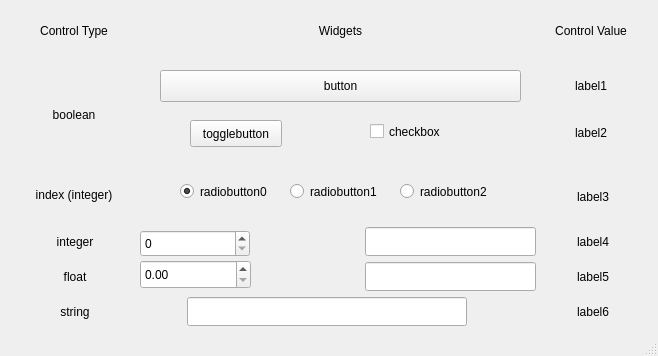
Qt form examples/example3_qt4.ui (fabriziop/avc) before a commit.
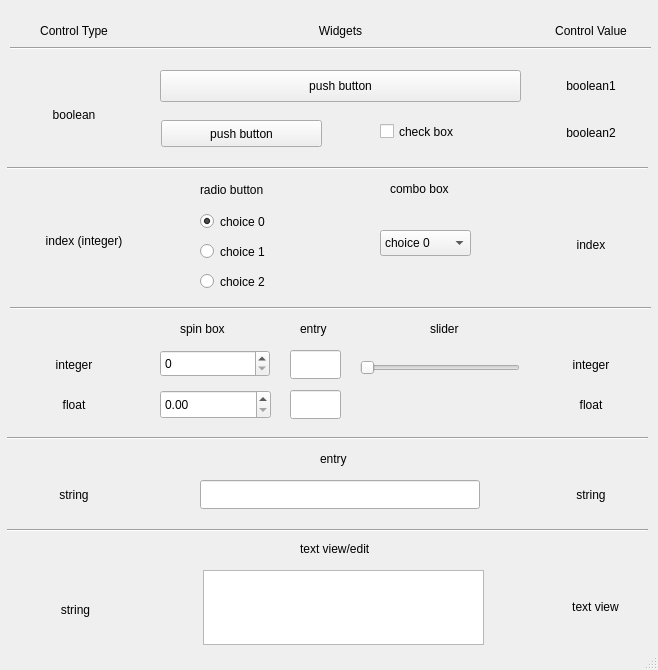
The same form after that commit.

Commit message: * Added new widgets: combo box, slider, status bar (GTK+ only), text view/edit.

Patch:
```diff
--- a/examples/example3_qt4.ui
+++ b/examples/example3_qt4.ui
@@ -7,102 +7,13 @@
     <x>0</x>
     <y>0</y>
     <width>658</width>
-    <height>356</height>
+    <height>670</height>
    </rect>
   </property>
   <property name="windowTitle" >
    <string>AVC Qt4 example 3</string>
   </property>
   <widget class="QWidget" name="centralwidget" >
-   <widget class="QLabel" name="textLabel8" >
-    <property name="geometry" >
-     <rect>
-      <x>21</x>
-      <y>297</y>
-      <width>108</width>
-      <height>29</height>
-     </rect>
-    </property>
-    <property name="text" >
-     <string>string</string>
-    </property>
-    <property name="alignment" >
-     <set>Qt::AlignCenter</set>
-    </property>
-    <property name="wordWrap" >
-     <bool>false</bool>
-    </property>
-   </widget>
-   <widget class="QLabel" name="boolean2__label" >
-    <property name="geometry" >
-     <rect>
-      <x>540</x>
-      <y>120</y>
-      <width>102</width>
-      <height>26</height>
-     </rect>
-    </property>
-    <property name="text" >
-     <string>label2</string>
-    </property>
-    <property name="alignment" >
-     <set>Qt::AlignCenter</set>
-    </property>
-    <property name="wordWrap" >
-     <bool>false</bool>
-    </property>
-   </widget>
-   <widget class="QLabel" name="textLabel5" >
-    <property name="geometry" >
-     <rect>
-      <x>20</x>
-      <y>170</y>
-      <width>108</width>
-      <height>49</height>
-     </rect>
-    </property>
-    <property name="text" >
-     <string>index (integer)</string>
-    </property>
-    <property name="alignment" >
-     <set>Qt::AlignCenter</set>
-    </property>
-    <property name="wordWrap" >
-     <bool>false</bool>
-    </property>
-   </widget>
-   <widget class="QLabel" name="radio__label" >
-    <property name="geometry" >
-     <rect>
-      <x>542</x>
-      <y>172</y>
-      <width>102</width>
-      <height>49</height>
-     </rect>
-    </property>
-    <property name="text" >
-     <string>label3</string>
-    </property>
-    <property name="alignment" >
-     <set>Qt::AlignCenter</set>
-    </property>
-    <property name="wordWrap" >
-     <bool>false</bool>
-    </property>
-   </widget>
-   <widget class="QCheckBox" name="boolean2" >
-    <property name="geometry" >
-     <rect>
-      <x>370</x>
-      <y>120</y>
-      <width>90</width>
-      <height>23</height>
-     </rect>
-    </property>
-    <property name="text" >
-     <string>checkbox</string>
-    </property>
-   </widget>
    <widget class="QLabel" name="textLabel1" >
     <property name="geometry" >
      <rect>
@@ -122,82 +33,6 @@
      <bool>false</bool>
     </property>
    </widget>
-   <widget class="QLabel" name="string__label" >
-    <property name="geometry" >
-     <rect>
-      <x>542</x>
-      <y>297</y>
-      <width>102</width>
-      <height>29</height>
-     </rect>
-    </property>
-    <property name="text" >
-     <string>label6</string>
-    </property>
-    <property name="alignment" >
-     <set>Qt::AlignCenter</set>
-    </property>
-    <property name="wordWrap" >
-     <bool>false</bool>
-    </property>
-   </widget>
-   <widget class="QLabel" name="integer__label" >
-    <property name="geometry" >
-     <rect>
-      <x>542</x>
-      <y>227</y>
-      <width>102</width>
-      <height>29</height>
-     </rect>
-    </property>
-    <property name="text" >
-     <string>label4</string>
-    </property>
-    <property name="alignment" >
-     <set>Qt::AlignCenter</set>
-    </property>
-    <property name="wordWrap" >
-     <bool>false</bool>
-    </property>
-   </widget>
-   <widget class="QLabel" name="textLabel6" >
-    <property name="geometry" >
-     <rect>
-      <x>21</x>
-      <y>227</y>
-      <width>108</width>
-      <height>29</height>
-     </rect>
-    </property>
-    <property name="text" >
-     <string>integer</string>
-    </property>
-    <property name="alignment" >
-     <set>Qt::AlignCenter</set>
-    </property>
-    <property name="wordWrap" >
-     <bool>false</bool>
-    </property>
-   </widget>
-   <widget class="QLabel" name="boolean1__label" >
-    <property name="geometry" >
-     <rect>
-      <x>540</x>
-      <y>70</y>
-      <width>102</width>
-      <height>32</height>
-     </rect>
-    </property>
-    <property name="text" >
-     <string>label1</string>
-    </property>
-    <property name="alignment" >
-     <set>Qt::AlignCenter</set>
-    </property>
-    <property name="wordWrap" >
-     <bool>false</bool>
-    </property>
-   </widget>
    <widget class="QLabel" name="textLabel2" >
     <property name="geometry" >
      <rect>
@@ -236,19 +71,6 @@
      <bool>false</bool>
     </property>
    </widget>
-   <widget class="QPushButton" name="boolean1__pushbutton" >
-    <property name="geometry" >
-     <rect>
-      <x>160</x>
-      <y>70</y>
-      <width>361</width>
-      <height>32</height>
-     </rect>
-    </property>
-    <property name="text" >
-     <string>button</string>
-    </property>
-   </widget>
    <widget class="QLabel" name="textLabel4" >
     <property name="geometry" >
      <rect>
@@ -268,111 +90,289 @@
      <bool>false</bool>
     </property>
    </widget>
+   <widget class="QLabel" name="textLabel7" >
+    <property name="geometry" >
+     <rect>
+      <x>20</x>
+      <y>390</y>
+      <width>108</width>
+      <height>29</height>
+     </rect>
+    </property>
+    <property name="text" >
+     <string>float</string>
+    </property>
+    <property name="alignment" >
+     <set>Qt::AlignCenter</set>
+    </property>
+    <property name="wordWrap" >
+     <bool>false</bool>
+    </property>
+   </widget>
+   <widget class="QPushButton" name="boolean1__pushbutton" >
+    <property name="geometry" >
+     <rect>
+      <x>160</x>
+      <y>70</y>
+      <width>361</width>
+      <height>32</height>
+     </rect>
+    </property>
+    <property name="text" >
+     <string>push button</string>
+    </property>
+   </widget>
+   <widget class="Line" name="line" >
+    <property name="geometry" >
+     <rect>
+      <x>10</x>
+      <y>40</y>
+      <width>641</width>
+      <height>16</height>
+     </rect>
+    </property>
+    <property name="orientation" >
+     <enum>Qt::Horizontal</enum>
+    </property>
+   </widget>
    <widget class="QPushButton" name="boolean2__pushbutton2" >
     <property name="geometry" >
      <rect>
-      <x>190</x>
+      <x>161</x>
       <y>120</y>
-      <width>92</width>
+      <width>161</width>
       <height>27</height>
      </rect>
     </property>
+    <property name="sizePolicy" >
+     <sizepolicy>
+      <hsizetype>7</hsizetype>
+      <vsizetype>0</vsizetype>
+      <horstretch>0</horstretch>
+      <verstretch>0</verstretch>
+     </sizepolicy>
+    </property>
     <property name="text" >
-     <string>togglebutton</string>
+     <string>push button</string>
     </property>
    </widget>
-   <widget class="QRadioButton" name="radio__button2" >
+   <widget class="QCheckBox" name="boolean2" >
     <property name="geometry" >
      <rect>
-      <x>400</x>
-      <y>180</y>
-      <width>112</width>
+      <x>380</x>
+      <y>120</y>
+      <width>141</width>
       <height>23</height>
      </rect>
     </property>
+    <property name="autoFillBackground" >
+     <bool>false</bool>
+    </property>
     <property name="text" >
-     <string>radiobutton2</string>
+     <string>check box</string>
+    </property>
+   </widget>
+   <widget class="Line" name="line_2" >
+    <property name="geometry" >
+     <rect>
+      <x>7</x>
+      <y>160</y>
+      <width>641</width>
+      <height>16</height>
+     </rect>
+    </property>
+    <property name="orientation" >
+     <enum>Qt::Horizontal</enum>
+    </property>
+   </widget>
+   <widget class="QLabel" name="textLabel6" >
+    <property name="geometry" >
+     <rect>
+      <x>20</x>
+      <y>350</y>
+      <width>108</width>
+      <height>29</height>
+     </rect>
+    </property>
+    <property name="text" >
+     <string>integer</string>
+    </property>
+    <property name="alignment" >
+     <set>Qt::AlignCenter</set>
+    </property>
+    <property name="wordWrap" >
+     <bool>false</bool>
+    </property>
+   </widget>
+   <widget class="QLabel" name="boolean1__var" >
+    <property name="geometry" >
+     <rect>
+      <x>540</x>
+      <y>70</y>
+      <width>102</width>
+      <height>32</height>
+     </rect>
+    </property>
+    <property name="text" >
+     <string>boolean1</string>
+    </property>
+    <property name="alignment" >
+     <set>Qt::AlignCenter</set>
+    </property>
+    <property name="wordWrap" >
+     <bool>false</bool>
+    </property>
+   </widget>
+   <widget class="QLabel" name="boolean2__label" >
+    <property name="geometry" >
+     <rect>
+      <x>540</x>
+      <y>120</y>
+      <width>102</width>
+      <height>26</height>
+     </rect>
+    </property>
+    <property name="text" >
+     <string>boolean2</string>
+    </property>
+    <property name="alignment" >
+     <set>Qt::AlignCenter</set>
+    </property>
+    <property name="wordWrap" >
+     <bool>false</bool>
     </property>
    </widget>
    <widget class="QRadioButton" name="radio__button0" >
     <property name="geometry" >
      <rect>
-      <x>180</x>
-      <y>180</y>
+      <x>200</x>
+      <y>210</y>
       <width>112</width>
       <height>23</height>
      </rect>
     </property>
     <property name="text" >
-     <string>radiobutton0</string>
+     <string>choice 0</string>
     </property>
     <property name="checked" >
      <bool>true</bool>
     </property>
    </widget>
+   <widget class="QRadioButton" name="radio__button2" >
+    <property name="geometry" >
+     <rect>
+      <x>200</x>
+      <y>270</y>
+      <width>112</width>
+      <height>23</height>
+     </rect>
+    </property>
+    <property name="text" >
+     <string>choice 2</string>
+    </property>
+   </widget>
+   <widget class="QLabel" name="label" >
+    <property name="geometry" >
+     <rect>
+      <x>200</x>
+      <y>180</y>
+      <width>78</width>
+      <height>20</height>
+     </rect>
+    </property>
+    <property name="text" >
+     <string>radio button</string>
+    </property>
+   </widget>
    <widget class="QRadioButton" name="radio__button1" >
     <property name="geometry" >
      <rect>
-      <x>290</x>
-      <y>180</y>
+      <x>200</x>
+      <y>240</y>
       <width>111</width>
       <height>23</height>
      </rect>
     </property>
     <property name="text" >
-     <string>radiobutton1</string>
+     <string>choice 1</string>
     </property>
    </widget>
-   <widget class="QLineEdit" name="integer__entry" >
+   <widget class="QLabel" name="label_2" >
     <property name="geometry" >
      <rect>
-      <x>365</x>
-      <y>227</y>
-      <width>171</width>
-      <height>29</height>
+      <x>390</x>
+      <y>180</y>
+      <width>68</width>
+      <height>17</height>
      </rect>
+    </property>
+    <property name="text" >
+     <string>combo box</string>
+    </property>
+   </widget>
+   <widget class="QLabel" name="label_3" >
+    <property name="geometry" >
+     <rect>
+      <x>180</x>
+      <y>320</y>
+      <width>58</width>
+      <height>17</height>
+     </rect>
+    </property>
+    <property name="text" >
+     <string>spin box</string>
     </property>
    </widget>
    <widget class="QLineEdit" name="float__entry" >
     <property name="geometry" >
      <rect>
-      <x>365</x>
-      <y>262</y>
-      <width>171</width>
+      <x>290</x>
+      <y>390</y>
+      <width>51</width>
       <height>29</height>
      </rect>
     </property>
    </widget>
-   <widget class="QLabel" name="float__label" >
+   <widget class="QDoubleSpinBox" name="float__spinbox" >
     <property name="geometry" >
      <rect>
-      <x>542</x>
-      <y>262</y>
-      <width>102</width>
+      <x>160</x>
+      <y>390</y>
+      <width>111</width>
       <height>29</height>
+     </rect>
+    </property>
+    <property name="specialValueText" >
+     <string/>
+    </property>
+    <property name="maximum" >
+     <double>999999.989999999990687</double>
+    </property>
+   </widget>
+   <widget class="QLabel" name="label_4" >
+    <property name="geometry" >
+     <rect>
+      <x>300</x>
+      <y>320</y>
+      <width>32</width>
+      <height>17</height>
      </rect>
     </property>
     <property name="text" >
-     <string>label5</string>
-    </property>
-    <property name="alignment" >
-     <set>Qt::AlignCenter</set>
-    </property>
-    <property name="wordWrap" >
-     <bool>false</bool>
+     <string>entry</string>
     </property>
    </widget>
-   <widget class="QLabel" name="textLabel7" >
+   <widget class="QLabel" name="textLabel5" >
     <property name="geometry" >
      <rect>
-      <x>21</x>
-      <y>262</y>
+      <x>30</x>
+      <y>230</y>
       <width>108</width>
-      <height>29</height>
+      <height>21</height>
      </rect>
     </property>
     <property name="text" >
-     <string>float</string>
+     <string>index (integer)</string>
     </property>
     <property name="alignment" >
      <set>Qt::AlignCenter</set>
@@ -384,8 +384,8 @@
    <widget class="QSpinBox" name="integer__spinbox" >
     <property name="geometry" >
      <rect>
-      <x>140</x>
-      <y>230</y>
+      <x>160</x>
+      <y>350</y>
       <width>110</width>
       <height>27</height>
      </rect>
@@ -394,30 +394,280 @@
      <number>999999</number>
     </property>
    </widget>
+   <widget class="Line" name="line_4" >
+    <property name="geometry" >
+     <rect>
+      <x>7</x>
+      <y>430</y>
+      <width>641</width>
+      <height>16</height>
+     </rect>
+    </property>
+    <property name="orientation" >
+     <enum>Qt::Horizontal</enum>
+    </property>
+   </widget>
+   <widget class="QLabel" name="label_5" >
+    <property name="geometry" >
+     <rect>
+      <x>320</x>
+      <y>450</y>
+      <width>32</width>
+      <height>17</height>
+     </rect>
+    </property>
+    <property name="text" >
+     <string>entry</string>
+    </property>
+   </widget>
+   <widget class="Line" name="line_5" >
+    <property name="geometry" >
+     <rect>
+      <x>7</x>
+      <y>520</y>
+      <width>641</width>
+      <height>20</height>
+     </rect>
+    </property>
+    <property name="orientation" >
+     <enum>Qt::Horizontal</enum>
+    </property>
+   </widget>
+   <widget class="QLabel" name="label_6" >
+    <property name="geometry" >
+     <rect>
+      <x>430</x>
+      <y>320</y>
+      <width>34</width>
+      <height>17</height>
+     </rect>
+    </property>
+    <property name="text" >
+     <string>slider</string>
+    </property>
+   </widget>
+   <widget class="QLabel" name="label_7" >
+    <property name="geometry" >
+     <rect>
+      <x>300</x>
+      <y>540</y>
+      <width>82</width>
+      <height>17</height>
+     </rect>
+    </property>
+    <property name="text" >
+     <string>text view/edit</string>
+    </property>
+   </widget>
+   <widget class="QLabel" name="textLabel8" >
+    <property name="geometry" >
+     <rect>
+      <x>20</x>
+      <y>480</y>
+      <width>108</width>
+      <height>29</height>
+     </rect>
+    </property>
+    <property name="text" >
+     <string>string</string>
+    </property>
+    <property name="alignment" >
+     <set>Qt::AlignCenter</set>
+    </property>
+    <property name="wordWrap" >
+     <bool>false</bool>
+    </property>
+   </widget>
+   <widget class="QLabel" name="label_9" >
+    <property name="geometry" >
+     <rect>
+      <x>20</x>
+      <y>600</y>
+      <width>111</width>
+      <height>20</height>
+     </rect>
+    </property>
+    <property name="text" >
+     <string>string</string>
+    </property>
+    <property name="alignment" >
+     <set>Qt::AlignCenter</set>
+    </property>
+   </widget>
+   <widget class="QLineEdit" name="integer__entry" >
+    <property name="geometry" >
+     <rect>
+      <x>290</x>
+      <y>350</y>
+      <width>51</width>
+      <height>29</height>
+     </rect>
+    </property>
+   </widget>
+   <widget class="QSlider" name="integer__slider" >
+    <property name="geometry" >
+     <rect>
+      <x>360</x>
+      <y>360</y>
+      <width>160</width>
+      <height>16</height>
+     </rect>
+    </property>
+    <property name="orientation" >
+     <enum>Qt::Horizontal</enum>
+    </property>
+   </widget>
    <widget class="QLineEdit" name="string__entry" >
     <property name="geometry" >
      <rect>
-      <x>187</x>
-      <y>297</y>
+      <x>200</x>
+      <y>480</y>
       <width>280</width>
       <height>29</height>
      </rect>
     </property>
    </widget>
-   <widget class="QDoubleSpinBox" name="float__spinbox" >
+   <widget class="QLabel" name="string__var" >
     <property name="geometry" >
      <rect>
-      <x>140</x>
-      <y>260</y>
+      <x>540</x>
+      <y>480</y>
+      <width>102</width>
+      <height>29</height>
+     </rect>
+    </property>
+    <property name="text" >
+     <string>string</string>
+    </property>
+    <property name="alignment" >
+     <set>Qt::AlignCenter</set>
+    </property>
+    <property name="wordWrap" >
+     <bool>false</bool>
+    </property>
+   </widget>
+   <widget class="QLabel" name="float__var" >
+    <property name="geometry" >
+     <rect>
+      <x>540</x>
+      <y>390</y>
+      <width>102</width>
+      <height>29</height>
+     </rect>
+    </property>
+    <property name="text" >
+     <string>float</string>
+    </property>
+    <property name="alignment" >
+     <set>Qt::AlignCenter</set>
+    </property>
+    <property name="wordWrap" >
+     <bool>false</bool>
+    </property>
+   </widget>
+   <widget class="QLabel" name="integer__var" >
+    <property name="geometry" >
+     <rect>
+      <x>540</x>
+      <y>350</y>
+      <width>102</width>
+      <height>29</height>
+     </rect>
+    </property>
+    <property name="text" >
+     <string>integer</string>
+    </property>
+    <property name="alignment" >
+     <set>Qt::AlignCenter</set>
+    </property>
+    <property name="wordWrap" >
+     <bool>false</bool>
+    </property>
+   </widget>
+   <widget class="Line" name="line_3" >
+    <property name="geometry" >
+     <rect>
+      <x>10</x>
+      <y>300</y>
+      <width>641</width>
+      <height>16</height>
+     </rect>
+    </property>
+    <property name="orientation" >
+     <enum>Qt::Horizontal</enum>
+    </property>
+   </widget>
+   <widget class="QLabel" name="textview__var" >
+    <property name="geometry" >
+     <rect>
+      <x>540</x>
+      <y>576</y>
       <width>111</width>
-      <height>29</height>
+      <height>61</height>
      </rect>
     </property>
-    <property name="specialValueText" >
-     <string/>
+    <property name="text" >
+     <string>text view</string>
     </property>
-    <property name="maximum" >
-     <double>999999.989999999990687</double>
+    <property name="alignment" >
+     <set>Qt::AlignCenter</set>
+    </property>
+   </widget>
+   <widget class="QTextEdit" name="textview__textedit" >
+    <property name="geometry" >
+     <rect>
+      <x>203</x>
+      <y>570</y>
+      <width>281</width>
+      <height>75</height>
+     </rect>
+    </property>
+   </widget>
+   <widget class="QComboBox" name="radio__combobox" >
+    <property name="geometry" >
+     <rect>
+      <x>380</x>
+      <y>230</y>
+      <width>91</width>
+      <height>26</height>
+     </rect>
+    </property>
+    <property name="minimumContentsLength" >
+     <number>0</number>
+    </property>
+    <item>
+     <property name="text" >
+      <string>choice 0</string>
+     </property>
+    </item>
+    <item>
+     <property name="text" >
+      <string>choice 1</string>
+     </property>
+    </item>
+    <item>
+     <property name="text" >
+      <string>choice 2</string>
+     </property>
+    </item>
+   </widget>
+   <widget class="QLabel" name="radio__var" >
+    <property name="geometry" >
+     <rect>
+      <x>540</x>
+      <y>220</y>
+      <width>102</width>
+      <height>49</height>
+     </rect>
+    </property>
+    <property name="text" >
+     <string>index</string>
+    </property>
+    <property name="alignment" >
+     <set>Qt::AlignCenter</set>
+    </property>
+    <property name="wordWrap" >
+     <bool>false</bool>
     </property>
    </widget>
   </widget>
```
The commit also changes 15 other files.
